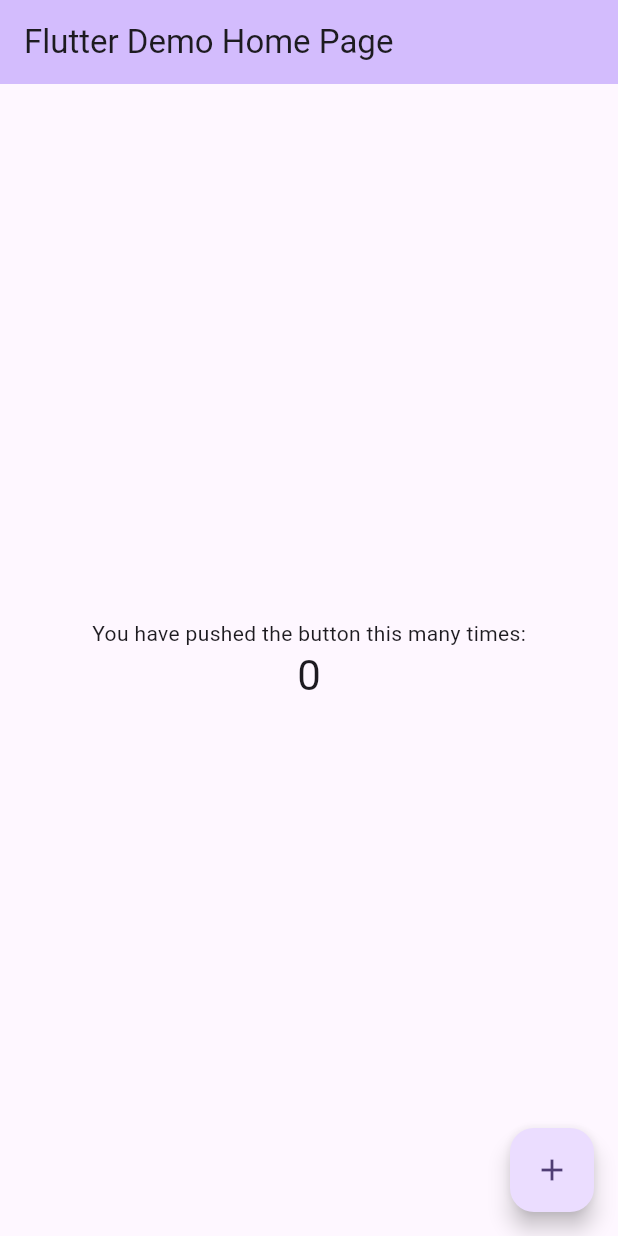
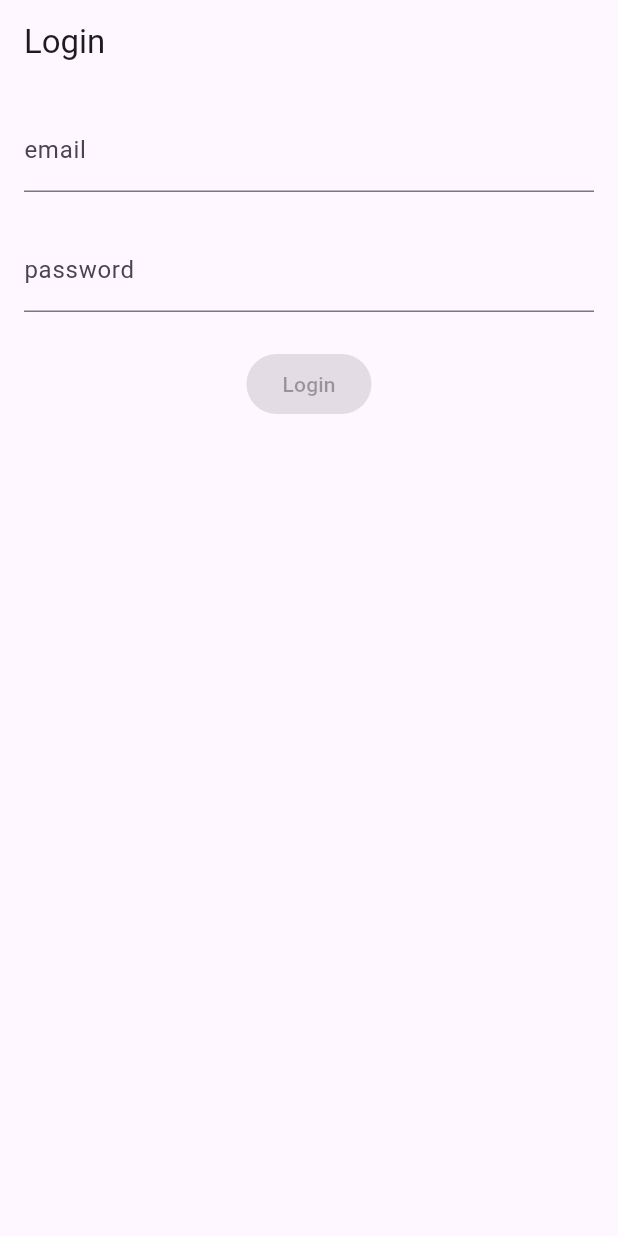
Before and after one commit to ykaito21/flutter_login, a Flutter app: the screen it shows after launch, on a phone screen of 412 x 824 dp. Run offline on Flutter 3.47's test engine with Material 2 defaults, Android fonts, the phone set to English and light mode, and no system bars.

Commit message:
create LoginPage ui

```diff
--- a/lib/main.dart
+++ b/lib/main.dart
@@ -7,119 +7,52 @@ void main() {
 class MyApp extends StatelessWidget {
   const MyApp({super.key});
 
-  // This widget is the root of your application.
   @override
   Widget build(BuildContext context) {
     return MaterialApp(
       title: 'Flutter Demo',
       theme: ThemeData(
-        // This is the theme of your application.
-        //
-        // TRY THIS: Try running your application with "flutter run". You'll see
-        // the application has a blue toolbar. Then, without quitting the app,
-        // try changing the seedColor in the colorScheme below to Colors.green
-        // and then invoke "hot reload" (save your changes or press the "hot
-        // reload" button in a Flutter-supported IDE, or press "r" if you used
-        // the command line to start the app).
-        //
-        // Notice that the counter didn't reset back to zero; the application
-        // state is not lost during the reload. To reset the state, use hot
-        // restart instead.
-        //
-        // This works for code too, not just values: Most code changes can be
-        // tested with just a hot reload.
         colorScheme: ColorScheme.fromSeed(seedColor: Colors.deepPurple),
         useMaterial3: true,
       ),
-      home: const MyHomePage(title: 'Flutter Demo Home Page'),
+      home: const LoginPage(),
     );
   }
 }
 
-class MyHomePage extends StatefulWidget {
-  const MyHomePage({super.key, required this.title});
-
-  // This widget is the home page of your application. It is stateful, meaning
-  // that it has a State object (defined below) that contains fields that affect
-  // how it looks.
-
-  // This class is the configuration for the state. It holds the values (in this
-  // case the title) provided by the parent (in this case the App widget) and
-  // used by the build method of the State. Fields in a Widget subclass are
-  // always marked "final".
-
-  final String title;
-
-  @override
-  State<MyHomePage> createState() => _MyHomePageState();
-}
-
-class _MyHomePageState extends State<MyHomePage> {
-  int _counter = 0;
-
-  void _incrementCounter() {
-    setState(() {
-      // This call to setState tells the Flutter framework that something has
-      // changed in this State, which causes it to rerun the build method below
-      // so that the display can reflect the updated values. If we changed
-      // _counter without calling setState(), then the build method would not be
-      // called again, and so nothing would appear to happen.
-      _counter++;
-    });
-  }
+class LoginPage extends StatelessWidget {
+  const LoginPage({super.key});
 
   @override
   Widget build(BuildContext context) {
-    // This method is rerun every time setState is called, for instance as done
-    // by the _incrementCounter method above.
-    //
-    // The Flutter framework has been optimized to make rerunning build methods
-    // fast, so that you can just rebuild anything that needs updating rather
-    // than having to individually change instances of widgets.
     return Scaffold(
-      appBar: AppBar(
-        // TRY THIS: Try changing the color here to a specific color (to
-        // Colors.amber, perhaps?) and trigger a hot reload to see the AppBar
-        // change color while the other colors stay the same.
-        backgroundColor: Theme.of(context).colorScheme.inversePrimary,
-        // Here we take the value from the MyHomePage object that was created by
-        // the App.build method, and use it to set our appbar title.
-        title: Text(widget.title),
-      ),
-      body: Center(
-        // Center is a layout widget. It takes a single child and positions it
-        // in the middle of the parent.
-        child: Column(
-          // Column is also a layout widget. It takes a list of children and
-          // arranges them vertically. By default, it sizes itself to fit its
-          // children horizontally, and tries to be as tall as its parent.
-          //
-          // Column has various properties to control how it sizes itself and
-          // how it positions its children. Here we use mainAxisAlignment to
-          // center the children vertically; the main axis here is the vertical
-          // axis because Columns are vertical (the cross axis would be
-          // horizontal).
-          //
-          // TRY THIS: Invoke "debug painting" (choose the "Toggle Debug Paint"
-          // action in the IDE, or press "p" in the console), to see the
-          // wireframe for each widget.
-          mainAxisAlignment: MainAxisAlignment.center,
-          children: <Widget>[
-            const Text(
-              'You have pushed the button this many times:',
-            ),
-            Text(
-              '$_counter',
-              style: Theme.of(context).textTheme.headlineMedium,
-            ),
-          ],
-        ),
-      ),
-      floatingActionButton: FloatingActionButton(
-        onPressed: _incrementCounter,
-        tooltip: 'Increment',
-        child: const Icon(Icons.add),
-      ), // This trailing comma makes auto-formatting nicer for build methods.
+      appBar: AppBar(title: const Text('Login')),
+      body: const Padding(
+          padding: EdgeInsets.all(16),
+          child: Column(
+            mainAxisSize: MainAxisSize.min,
+            children: [
+              TextField(
+                decoration: InputDecoration(
+                  labelText: 'email',
+                  errorText: null,
+                ),
+              ),
+              Padding(padding: EdgeInsets.all(12)),
+              TextField(
+                obscureText: true,
+                decoration: InputDecoration(
+                  labelText: 'password',
+                  errorText: null,
+                ),
+              ),
+              Padding(padding: EdgeInsets.all(12)),
+              ElevatedButton(
+                onPressed: null,
+                child: Text('Login'),
+              ),
+            ],
+          )),
     );
   }
 }
```
